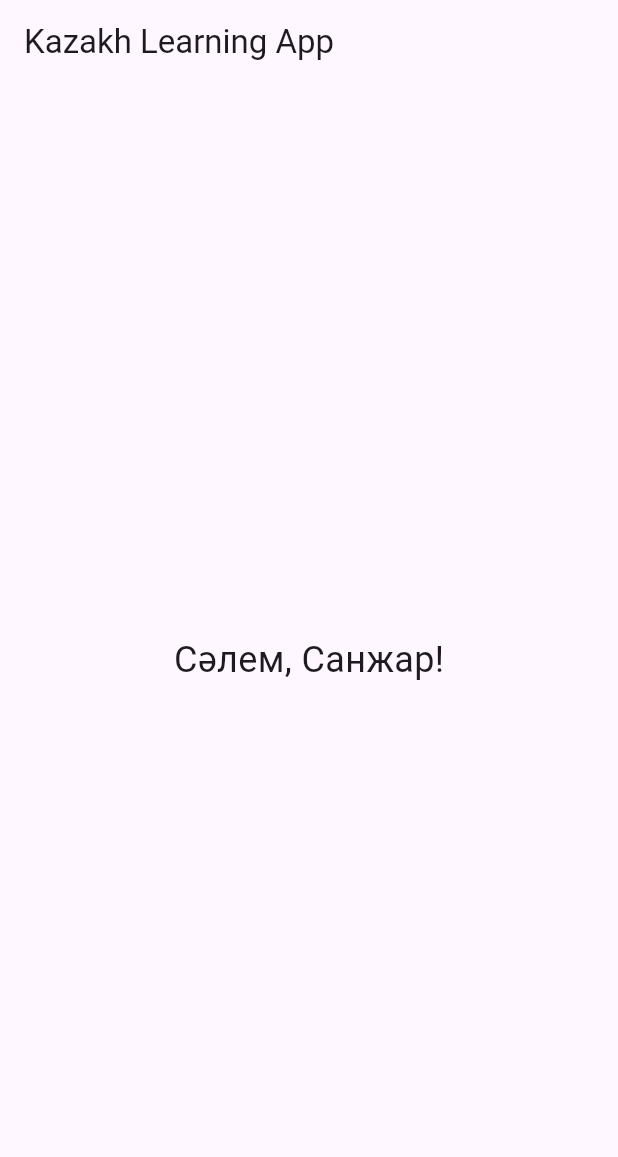
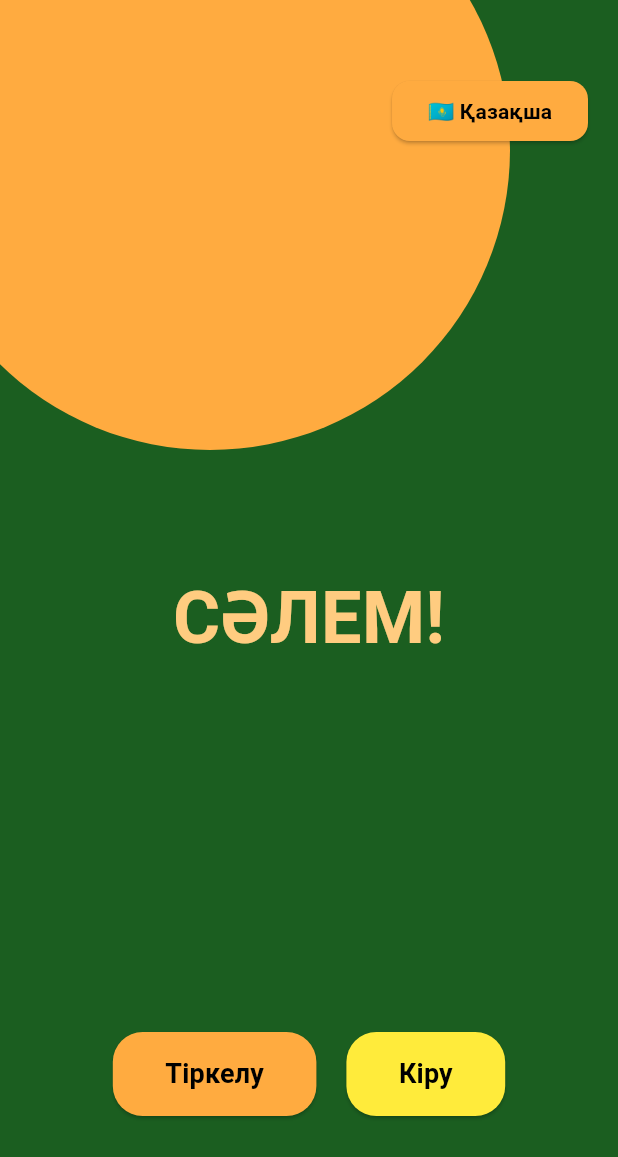
Before and after one commit to Sicscod/kazakh-learning-app, a Flutter app: the screen it shows after launch, on a phone screen of 412 x 824 dp. Shown: the top 1157 px of the screen. Run offline on Flutter 3.47's test engine with Material 3 defaults, Android fonts, the phone set to English and light mode, and no system bars.

Commit message:
Update main.dart

```diff
--- a/lib/main.dart
+++ b/lib/main.dart
@@ -1,34 +1,149 @@
 import 'package:flutter/material.dart';
 
 void main() {
-  runApp(MyApp());
+  runApp(const MyApp());
 }
 
 class MyApp extends StatelessWidget {
+  const MyApp({super.key});
+
   @override
   Widget build(BuildContext context) {
     return MaterialApp(
-      title: 'Kazakh Learning App',
-      theme: ThemeData(
-        primarySwatch: Colors.blue,
-      ),
-      home: HomePage(),
+      debugShowCheckedModeBanner: false,
+      home: const WelcomePage(),
     );
   }
 }
 
-class HomePage extends StatelessWidget {
+class WelcomePage extends StatefulWidget {
+  const WelcomePage({super.key});
+
+  @override
+  State<WelcomePage> createState() => _WelcomePageState();
+}
+
+class _WelcomePageState extends State<WelcomePage> {
+  String _language = '🇰🇿 Қазақша';
+
+  void _changeLanguage() {
+    setState(() {
+      if (_language == '🇰🇿 Қазақша') _language = '🇷🇺 Русский';
+      else if (_language == '🇷🇺 Русский') _language = '🇬🇧 English';
+      else _language = '🇰🇿 Қазақша';
+    });
+  }
+
   @override
   Widget build(BuildContext context) {
     return Scaffold(
-      appBar: AppBar(
-        title: Text('Kazakh Learning App'),
-      ),
-      body: Center(
-        child: Text(
-          'Сәлем, Санжар!',
-          style: TextStyle(fontSize: 24),
-        ),
+      backgroundColor: const Color(0xFF1B5E20),
+      body: Stack(
+        children: [
+          // ☀️ Солнце
+          Positioned(
+            top: -100,
+            left: -60,
+            child: Container(
+              width: 400,
+              height: 400,
+              decoration: const BoxDecoration(
+                shape: BoxShape.circle,
+                color: Colors.orangeAccent,
+              ),
+            ),
+          ),
+
+          // 🌍 Кнопка языка сверху справа
+          Positioned(
+            top: 50,
+            right: 20,
+            child: ElevatedButton(
+              onPressed: _changeLanguage,
+              style: ElevatedButton.styleFrom(
+                backgroundColor: Colors.orangeAccent,
+                shape: RoundedRectangleBorder(
+                  borderRadius: BorderRadius.circular(12),
+                ),
+              ),
+              child: Text(
+                _language,
+                style: const TextStyle(
+                  color: Colors.black,
+                  fontWeight: FontWeight.bold,
+                ),
+              ),
+            ),
+          ),
+
+          // 🟡 Заголовок по центру
+          Center(
+            child: Text(
+              'СӘЛЕМ!',
+              style: TextStyle(
+                fontSize: 48,
+                fontWeight: FontWeight.bold,
+                color: Colors.orange[200],
+              ),
+            ),
+          ),
+
+          // 🔘 Кнопки "Тіркелу" и "Кіру" снизу рядом
+          Align(
+            alignment: Alignment.bottomCenter,
+            child: Padding(
+              padding: const EdgeInsets.only(bottom: 80),
+              child: Row(
+                mainAxisAlignment: MainAxisAlignment.center,
+                children: [
+                  ElevatedButton(
+                    onPressed: () {
+                      // TODO: переход на экран регистрации
+                    },
+                    style: ElevatedButton.styleFrom(
+                      backgroundColor: Colors.orangeAccent,
+                      padding: const EdgeInsets.symmetric(
+                        horizontal: 35, vertical: 15),
+                      shape: RoundedRectangleBorder(
+                        borderRadius: BorderRadius.circular(20),
+                      ),
+                    ),
+                    child: const Text(
+                      'Тіркелу',
+                      style: TextStyle(
+                        fontSize: 18,
+                        color: Colors.black,
+                        fontWeight: FontWeight.bold,
+                      ),
+                    ),
+                  ),
+                  const SizedBox(width: 20),
+                  ElevatedButton(
+                    onPressed: () {
+                      // TODO: переход на экран входа
+                    },
+                    style: ElevatedButton.styleFrom(
+                      backgroundColor: Colors.yellow,
+                      padding: const EdgeInsets.symmetric(
+                        horizontal: 35, vertical: 15),
+                      shape: RoundedRectangleBorder(
+                        borderRadius: BorderRadius.circular(20),
+                      ),
+                    ),
+                    child: const Text(
+                      'Кіру',
+                      style: TextStyle(
+                        fontSize: 18,
+                        color: Colors.black,
+                        fontWeight: FontWeight.bold,
+                      ),
+                    ),
+                  ),
+                ],
+              ),
+            ),
+          ),
+        ],
       ),
     );
   }
```
